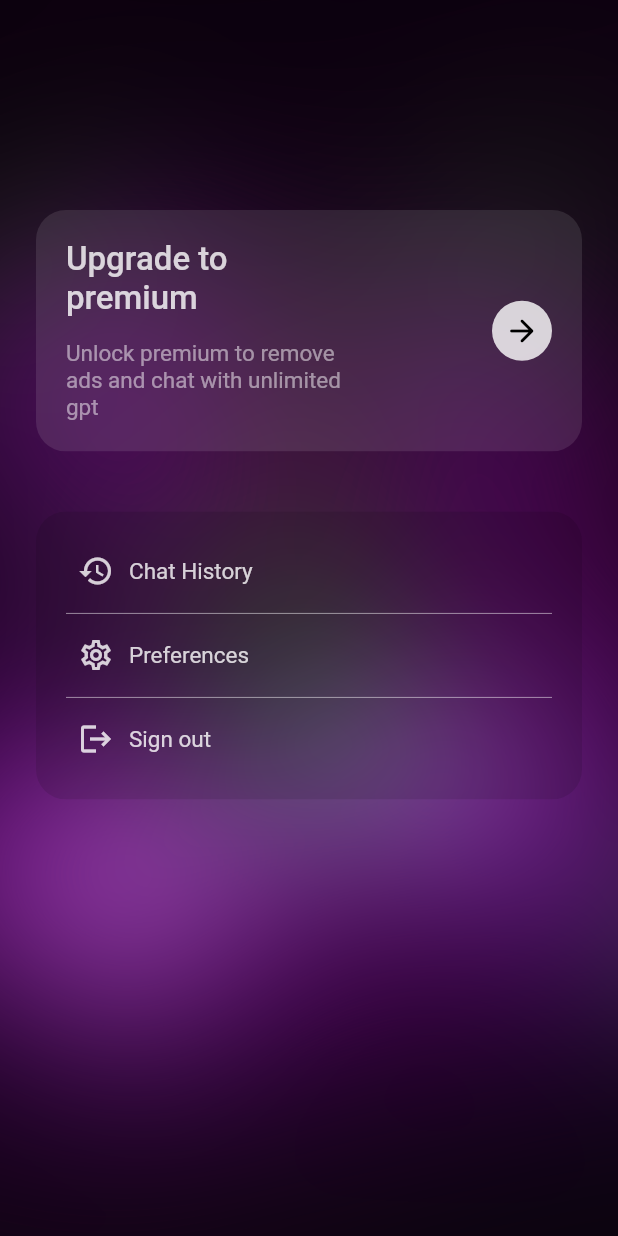
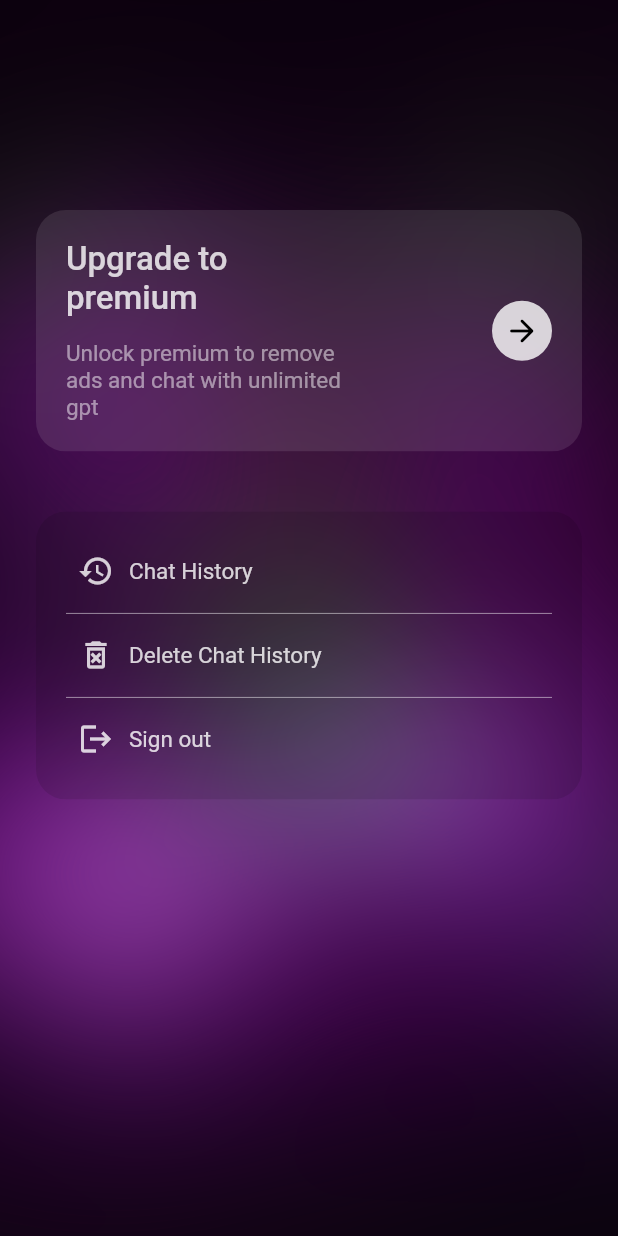
Before and after one commit to hngx-org/brainstorm-ai, a Flutter app: the SettingsScreen screen opened by its route, on a phone screen of 412 x 824 dp. Run offline on Flutter 3.47's test engine with Material 2 defaults, Android fonts, the phone set to English and light mode, and no system bars; our stand-ins replace flutter_screenutil, go_router, google_fonts, internet_connection_checker, shared_preferences, sqflite; missing offline and left inert: hng_authentication; accounts and stored records are empty.

Commit message:
changed preferences button to a delete chat button

```diff
--- a/lib/data/models/chat_model.dart
+++ b/lib/data/models/chat_model.dart
@@ -18,7 +18,7 @@ class ChatModel extends ChangeNotifier{
 
   Stream<Future<List<String>>> streamChatTitles(){
     Stream<Future<List<String>>> chatStream = Stream.periodic(
-      const Duration(milliseconds: 100),
+      const Duration(seconds: 1),
       (_) => chatTitles
     );
     return chatStream;
--- a/lib/data/others/utils.dart
+++ b/lib/data/others/utils.dart
@@ -38,7 +38,7 @@ class Utils {
 
     DateTime dateTime = Utils.toDateTIme(flatTimeStamp);
 
-    String formattedTimeStamp = DateFormat('MMM / d -- H : m').format(dateTime);
+    String formattedTimeStamp = DateFormat('MMM / d -- HH : mm').format(dateTime);
 
     // Combine the formatted timestamp and the cleaned chat name
     String displayChatName = '$cleanedChatName ...\n$formattedTimeStamp';
--- a/lib/presentation/screens/settings/settings_screen.dart
+++ b/lib/presentation/screens/settings/settings_screen.dart
@@ -5,6 +5,7 @@ import 'package:ai_brainstorm/core/config/router_config.dart';
 import 'package:ai_brainstorm/core/providers/shared_preferences.dart';
 import 'package:ai_brainstorm/data/database/chat_database.dart';
 import 'package:ai_brainstorm/data/models/chat_model.dart';
+import 'package:flutter/gestures.dart';
 import 'package:flutter/material.dart';
 import 'package:flutter_screenutil/flutter_screenutil.dart';
 
@@ -157,11 +158,11 @@ class _SettingsScreenState extends State<SettingsScreen> {
                                   routerConfig.push(RoutesPath.chatHistoryScreen);
                                 },
                                 child: Padding(
-                                  padding: EdgeInsets.all(8.0),
+                                  padding: const EdgeInsets.all(8.0),
                                   child: Row(
                                     children: [
                                       Icon(Icons.history, color: AppColor.whiteOpacity8,),
-                                      SizedBox(width: 10,),
+                                      const SizedBox(width: 10,),
                                       Text(
                                         'Chat History',
                                         style: TextStyle(
@@ -176,16 +177,29 @@ class _SettingsScreenState extends State<SettingsScreen> {
                               Divider(color: Colors.white.withOpacity(0.5),),
                               GestureDetector(
                                 onTap: (){
-                                  //TODO: go to preferences screen
+                                  ScaffoldMessenger.of(context).showSnackBar(
+                                    SnackBar(
+                                      content: const Text('Chat history will be deleted'),
+                                      action: SnackBarAction(
+                                        label: 'Undo',
+                                        onPressed: (){},
+                                      ),
+                                    )
+                                  ).closed.then((reason){
+                                    print(reason);
+                                    if(reason != SnackBarClosedReason.action){
+                                      ChatModel().deleteAll();
+                                    }
+                                  });
                                 },
                                 child: Padding(
-                                  padding: EdgeInsets.all(8.0),
+                                  padding: const EdgeInsets.all(8.0),
                                   child: Row(
                                     children: [
-                                      Icon(Icons.settings_outlined, color: AppColor.whiteOpacity8,),
-                                      SizedBox(width: 10,),
+                                      Icon(Icons.delete_forever_outlined, color: AppColor.whiteOpacity8,),
+                                      const SizedBox(width: 10,),
                                       Text(
-                                        'Preferences',
+                                        'Delete Chat History',
                                         style: TextStyle(
                                           color: AppColor.whiteOpacity8,
                                           fontSize: 15
@@ -208,11 +222,11 @@ class _SettingsScreenState extends State<SettingsScreen> {
                                   routerConfig.pushReplacement(RoutesPath.landing);
                                 },
                                 child: Padding(
-                                  padding: EdgeInsets.all(8.0),
+                                  padding: const EdgeInsets.all(8.0),
                                   child: Row(
                                     children: [
                                       Icon(Icons.logout, color: AppColor.whiteOpacity8,),
-                                      SizedBox(width: 10,),
+                                      const SizedBox(width: 10,),
                                       Text(
                                         'Sign out',
                                         style: TextStyle(
```
